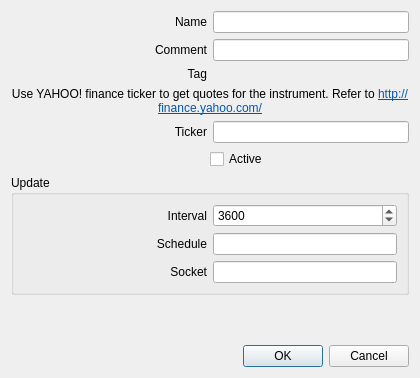
Before: the Qt Designer form sources/awesomewidgets/extquotes.ui in arcan1s/awesome-widgets, drawn with Qt 5.
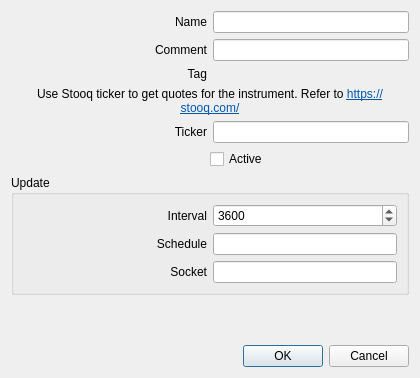
After: the same form once the commit is applied.

Commit message:
Replace yahoo finance to stooq (#131)
Old code is dropped to separated provider

What changed in the file:
```diff
--- a/sources/awesomewidgets/extquotes.ui
+++ b/sources/awesomewidgets/extquotes.ui
@@ -84,7 +84,7 @@
    <item>
     <widget class="QLabel" name="label">
      <property name="text">
-      <string>&lt;html&gt;&lt;head/&gt;&lt;body&gt;&lt;p&gt;Use YAHOO! finance ticker to get quotes for the instrument. Refer to &lt;a href=&quot;http://finance.yahoo.com/&quot;&gt;&lt;span style=&quot; text-decoration: underline; color:#0057ae;&quot;&gt;http://finance.yahoo.com/&lt;/span&gt;&lt;/a&gt;&lt;/p&gt;&lt;/body&gt;&lt;/html&gt;</string>
+      <string>&lt;html&gt;&lt;head/&gt;&lt;body&gt;&lt;p&gt;Use Stooq ticker to get quotes for the instrument. Refer to &lt;a href=&quot;https://stooq.com/&quot;&gt;&lt;span style=&quot; text-decoration: underline; color:#0057ae;&quot;&gt;https://stooq.com/&lt;/span&gt;&lt;/a&gt;&lt;/p&gt;&lt;/body&gt;&lt;/html&gt;</string>
      </property>
      <property name="alignment">
       <set>Qt::AlignCenter</set>
```
The commit also changes 132 other files.
